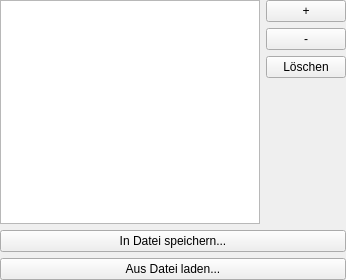
Old version of the form measuredvaluesform.ui in the repository schaerfo/titrafit.
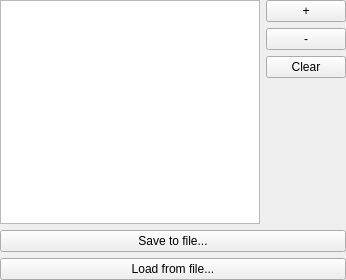
New version of the form.

Patch:
```diff
--- a/measuredvaluesform.ui
+++ b/measuredvaluesform.ui
@@ -49,14 +49,14 @@
    <item row="9" column="3" colspan="2">
     <widget class="QPushButton" name="loadButton">
      <property name="text">
-      <string>Aus Datei laden...</string>
+      <string>Load from file...</string>
      </property>
     </widget>
    </item>
    <item row="8" column="3" colspan="2">
     <widget class="QPushButton" name="saveButton">
      <property name="text">
-      <string>In Datei speichern...</string>
+      <string>Save to file...</string>
      </property>
     </widget>
    </item>
@@ -70,7 +70,7 @@
    <item row="3" column="4">
     <widget class="QPushButton" name="clearButton">
      <property name="text">
-      <string>Löschen</string>
+      <string>Clear</string>
      </property>
     </widget>
    </item>
```
